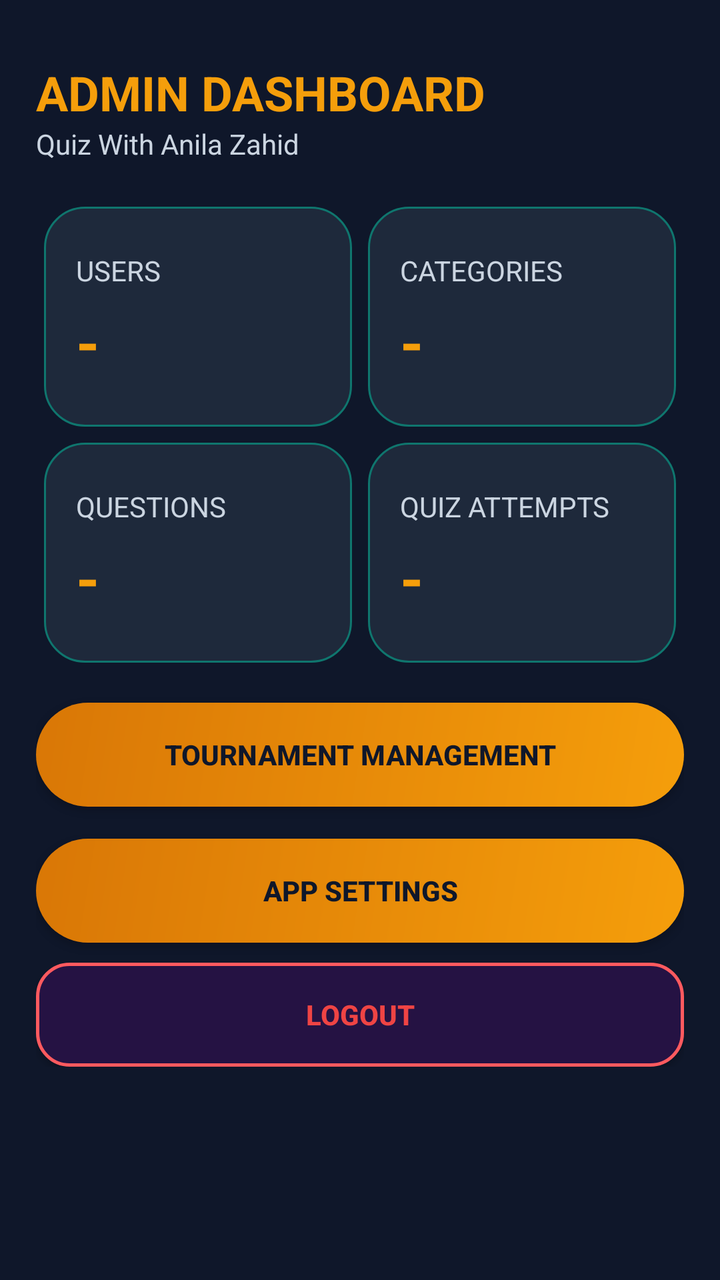
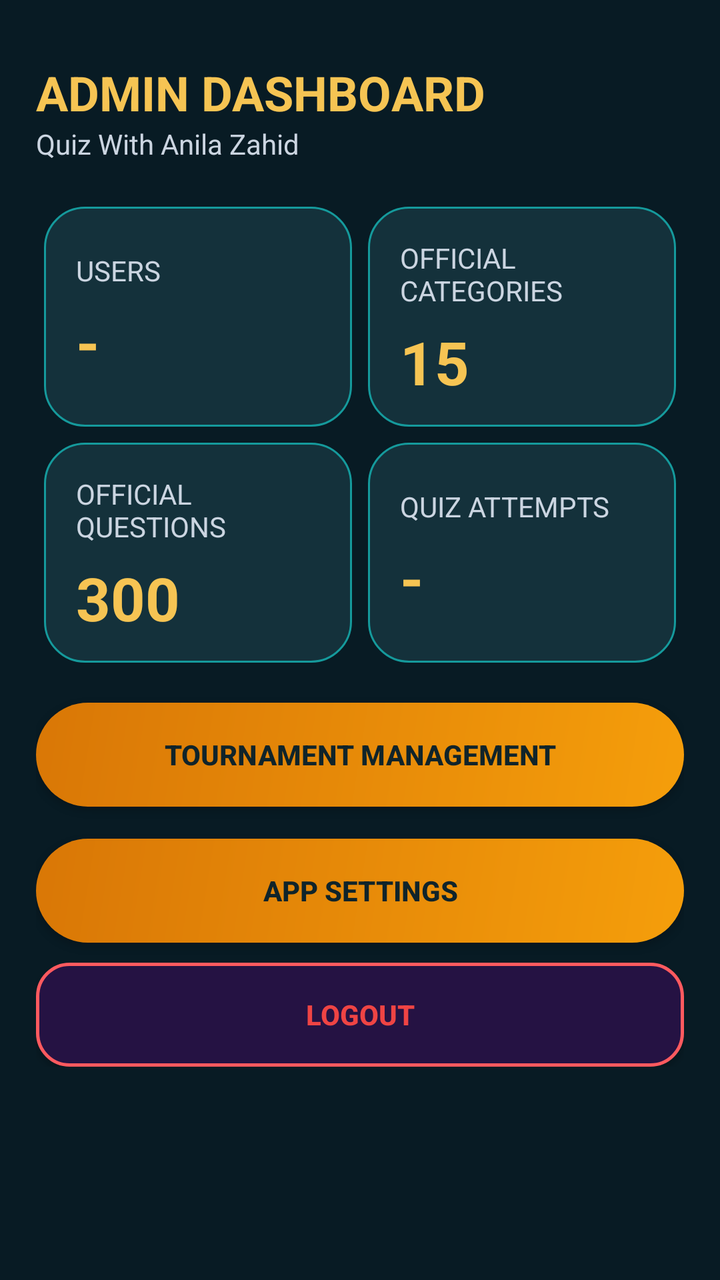

Two renders of the same Android screen: before a commit and after it. Below are the layout's source before the change and the commit's diff.
<!-- AndroidManifest.xml: application theme Theme.JavaGoat -->
<!-- res/layout/activity_admin_dashboard.xml -->
<?xml version="1.0" encoding="utf-8"?>
<ScrollView xmlns:android="http://schemas.android.com/apk/res/android" android:layout_width="match_parent" android:layout_height="match_parent" android:background="@color/bg_app">
    <LinearLayout android:layout_width="match_parent" android:layout_height="wrap_content" android:orientation="vertical" android:padding="18dp">
        <TextView android:layout_width="wrap_content" android:layout_height="wrap_content" android:text="ADMIN DASHBOARD" android:textColor="@color/gold" android:textSize="24sp" android:textStyle="bold" android:layout_marginTop="12dp"/>
        <TextView android:layout_width="wrap_content" android:layout_height="wrap_content" android:text="Quiz With Anila Zahid" android:textColor="@color/text_secondary" android:textSize="14sp" android:layout_marginBottom="18dp"/>
        <GridLayout android:layout_width="match_parent" android:layout_height="wrap_content" android:columnCount="2" android:useDefaultMargins="true">
            <LinearLayout android:id="@+id/adminUsersCard" style="@style/AdminCard" android:orientation="vertical"><TextView android:layout_width="wrap_content" android:layout_height="wrap_content" android:text="USERS" android:textColor="@color/text_secondary"/><TextView android:id="@+id/adminUsersCount" style="@style/AdminCount" android:text="-"/></LinearLayout>
            <LinearLayout android:id="@+id/adminCategoriesCard" style="@style/AdminCard" android:orientation="vertical"><TextView android:layout_width="wrap_content" android:layout_height="wrap_content" android:text="CATEGORIES" android:textColor="@color/text_secondary"/><TextView android:id="@+id/adminCategoriesCount" style="@style/AdminCount" android:text="-"/></LinearLayout>
            <LinearLayout android:id="@+id/adminQuestionsCard" style="@style/AdminCard" android:orientation="vertical"><TextView android:layout_width="wrap_content" android:layout_height="wrap_content" android:text="QUESTIONS" android:textColor="@color/text_secondary"/><TextView android:id="@+id/adminQuestionsCount" style="@style/AdminCount" android:text="-"/></LinearLayout>
            <LinearLayout android:id="@+id/adminResultsCard" style="@style/AdminCard" android:orientation="vertical"><TextView android:layout_width="wrap_content" android:layout_height="wrap_content" android:text="QUIZ ATTEMPTS" android:textColor="@color/text_secondary"/><TextView android:id="@+id/adminResultsCount" style="@style/AdminCount" android:text="-"/></LinearLayout>
        </GridLayout>
        <androidx.appcompat.widget.AppCompatButton android:id="@+id/adminTournamentsCard" android:layout_width="match_parent" android:layout_height="52dp" android:text="TOURNAMENT MANAGEMENT" android:textColor="@color/gold_text_dark" android:textStyle="bold" android:background="@drawable/bg_btn_gold" android:layout_marginTop="16dp"/>
        <androidx.appcompat.widget.AppCompatButton android:id="@+id/adminSettingsCard" android:layout_width="match_parent" android:layout_height="52dp" android:text="APP SETTINGS" android:textColor="@color/gold_text_dark" android:textStyle="bold" android:background="@drawable/bg_btn_gold" android:layout_marginTop="16dp"/>
        <androidx.appcompat.widget.AppCompatButton android:id="@+id/adminLogout" android:layout_width="match_parent" android:layout_height="52dp" android:text="LOGOUT" android:textColor="@color/error" android:textStyle="bold" android:background="@drawable/bg_btn_outline_red" android:layout_marginTop="10dp"/>
    </LinearLayout>
</ScrollView>
<!-- resources referenced by this layout -->
<resources>
  <color name="bg_app">#0F172A</color>
  <color name="error">#EF4444</color>
  <color name="gold">#F59E0B</color>
  <color name="gold_text_dark">#0F172A</color>
  <color name="text_secondary">#CBD5E1</color>
  <!-- drawable bg_btn_gold (drawable) -->
  <shape xmlns:android="http://schemas.android.com/apk/res/android">
      <gradient android:angle="135" android:startColor="#F59E0B" android:endColor="#D97706"/>
      <corners android:radius="28dp"/>
  </shape>
  <!-- drawable bg_btn_outline_red (drawable) -->
  <shape xmlns:android="http://schemas.android.com/apk/res/android">
      <solid android:color="#251243"/>
      <stroke android:width="1.5dp" android:color="#FF5A5F"/>
      <corners android:radius="16dp"/>
  </shape>
  <style name="AdminCard"><item name="android:layout_width">0dp</item><item name="android:layout_height">110dp</item><item name="android:layout_columnWeight">1</item><item name="android:background">@drawable/bg_card</item><item name="android:padding">16dp</item><item name="android:gravity">center_vertical</item></style>
  <style name="AdminCount"><item name="android:layout_width">wrap_content</item><item name="android:layout_height">wrap_content</item><item name="android:textColor">@color/gold</item><item name="android:textSize">30sp</item><item name="android:textStyle">bold</item><item name="android:layout_marginTop">6dp</item></style>
  <style name="Theme.JavaGoat" parent="Theme.MaterialComponents.Light.NoActionBar">
          <item name="colorPrimary">@color/primary_purple</item>
          <item name="colorPrimaryDark">@color/bg_app</item>
          <item name="colorAccent">@color/gold</item>
          <item name="android:windowBackground">@color/bg_app</item>
          <item name="android:statusBarColor">@color/bg_app</item>
          <item name="android:windowLightStatusBar">false</item>
          <item name="android:navigationBarColor">@color/surface</item>
          <item name="android:windowLightNavigationBar" tools:targetApi="o_mr1">false</item>
      </style>
  <!-- drawable bg_card (drawable) -->
  <shape xmlns:android="http://schemas.android.com/apk/res/android">
      <solid android:color="@color/card"/>
      <stroke android:width="1dp" android:color="@color/primary_purple"/>
      <corners android:radius="20dp"/>
  </shape>
  <color name="primary_purple">#0F766E</color>
  <color name="surface">#134E4A</color>
  <color name="card">#1E293B</color>
</resources>

<!-- the commit's change to res/layout/activity_admin_dashboard.xml (unified diff, before → after) -->
@@ -5,8 +5,8 @@
         <TextView android:layout_width="wrap_content" android:layout_height="wrap_content" android:text="Quiz With Anila Zahid" android:textColor="@color/text_secondary" android:textSize="14sp" android:layout_marginBottom="18dp"/>
         <GridLayout android:layout_width="match_parent" android:layout_height="wrap_content" android:columnCount="2" android:useDefaultMargins="true">
             <LinearLayout android:id="@+id/adminUsersCard" style="@style/AdminCard" android:orientation="vertical"><TextView android:layout_width="wrap_content" android:layout_height="wrap_content" android:text="USERS" android:textColor="@color/text_secondary"/><TextView android:id="@+id/adminUsersCount" style="@style/AdminCount" android:text="-"/></LinearLayout>
-            <LinearLayout android:id="@+id/adminCategoriesCard" style="@style/AdminCard" android:orientation="vertical"><TextView android:layout_width="wrap_content" android:layout_height="wrap_content" android:text="CATEGORIES" android:textColor="@color/text_secondary"/><TextView android:id="@+id/adminCategoriesCount" style="@style/AdminCount" android:text="-"/></LinearLayout>
-            <LinearLayout android:id="@+id/adminQuestionsCard" style="@style/AdminCard" android:orientation="vertical"><TextView android:layout_width="wrap_content" android:layout_height="wrap_content" android:text="QUESTIONS" android:textColor="@color/text_secondary"/><TextView android:id="@+id/adminQuestionsCount" style="@style/AdminCount" android:text="-"/></LinearLayout>
+            <LinearLayout android:id="@+id/adminCategoriesCard" style="@style/AdminCard" android:orientation="vertical"><TextView android:layout_width="wrap_content" android:layout_height="wrap_content" android:text="OFFICIAL CATEGORIES" android:textColor="@color/text_secondary"/><TextView android:id="@+id/adminCategoriesCount" style="@style/AdminCount" android:text="15"/></LinearLayout>
+            <LinearLayout android:id="@+id/adminQuestionsCard" style="@style/AdminCard" android:orientation="vertical"><TextView android:layout_width="wrap_content" android:layout_height="wrap_content" android:text="OFFICIAL QUESTIONS" android:textColor="@color/text_secondary"/><TextView android:id="@+id/adminQuestionsCount" style="@style/AdminCount" android:text="300"/></LinearLayout>
             <LinearLayout android:id="@+id/adminResultsCard" style="@style/AdminCard" android:orientation="vertical"><TextView android:layout_width="wrap_content" android:layout_height="wrap_content" android:text="QUIZ ATTEMPTS" android:textColor="@color/text_secondary"/><TextView android:id="@+id/adminResultsCount" style="@style/AdminCount" android:text="-"/></LinearLayout>
         </GridLayout>
         <androidx.appcompat.widget.AppCompatButton android:id="@+id/adminTournamentsCard" android:layout_width="match_parent" android:layout_height="52dp" android:text="TOURNAMENT MANAGEMENT" android:textColor="@color/gold_text_dark" android:textStyle="bold" android:background="@drawable/bg_btn_gold" android:layout_marginTop="16dp"/>
<!-- resource entries referenced after the edit -->
@@ -1,9 +1,9 @@
 <!-- resources referenced by this layout -->
 <resources>
-  <color name="bg_app">#0F172A</color>
+  <color name="bg_app">#081B24</color>
   <color name="error">#EF4444</color>
-  <color name="gold">#F59E0B</color>
-  <color name="gold_text_dark">#0F172A</color>
+  <color name="gold">#F6C453</color>
+  <color name="gold_text_dark">#10242A</color>
   <color name="text_secondary">#CBD5E1</color>
   <!-- drawable bg_btn_gold (drawable) -->
   <shape xmlns:android="http://schemas.android.com/apk/res/android">
@@ -34,8 +34,8 @@
       <stroke android:width="1dp" android:color="@color/primary_purple"/>
       <corners android:radius="20dp"/>
   </shape>
-  <color name="primary_purple">#0F766E</color>
-  <color name="surface">#134E4A</color>
-  <color name="card">#1E293B</color>
+  <color name="primary_purple">#159A9C</color>
+  <color name="surface">#103A45</color>
+  <color name="card">#14313B</color>
 </resources>
 
